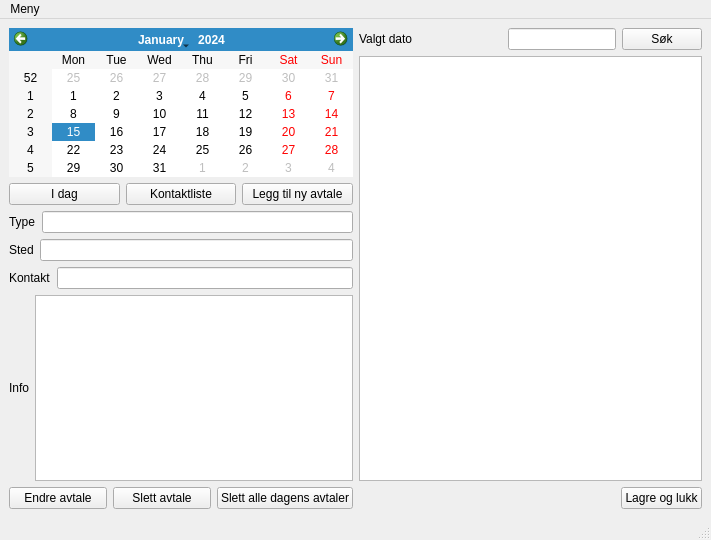
Above: calendarmainwindow.ui from ArcticFqx/QTSkoleProsjekt before the change. Below: the same form after it.
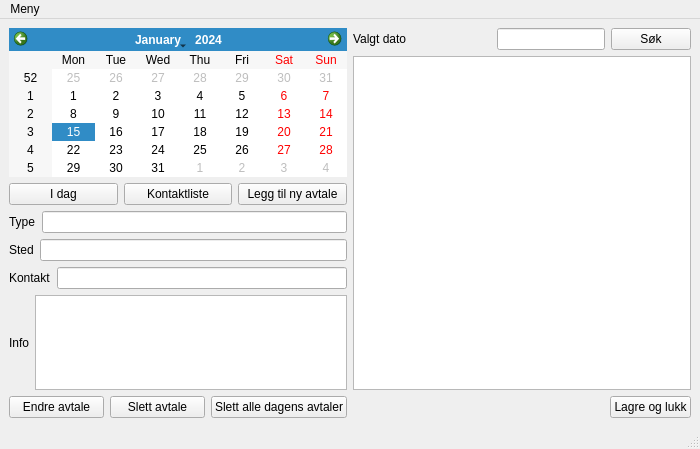
That is the form after the change.

Diff of the .ui file:
```diff
--- a/calendarmainwindow.ui
+++ b/calendarmainwindow.ui
@@ -6,10 +6,16 @@
    <rect>
     <x>0</x>
     <y>0</y>
-    <width>711</width>
-    <height>540</height>
+    <width>700</width>
+    <height>449</height>
    </rect>
   </property>
+  <property name="minimumSize">
+   <size>
+    <width>700</width>
+    <height>0</height>
+   </size>
+  </property>
   <property name="windowTitle">
    <string>MainWindow</string>
   </property>
@@ -259,8 +265,8 @@
     <rect>
      <x>0</x>
      <y>0</y>
-     <width>711</width>
-     <height>20</height>
+     <width>700</width>
+     <height>21</height>
     </rect>
    </property>
    <widget class="QMenu" name="menuFil">
```
Left out of the diff: 2 changed lines with no effect on the pictures.
